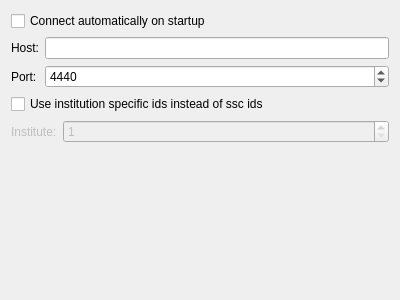
Qt form ssc/config/sscconfiguration.ui (KDE/simon) before a commit.
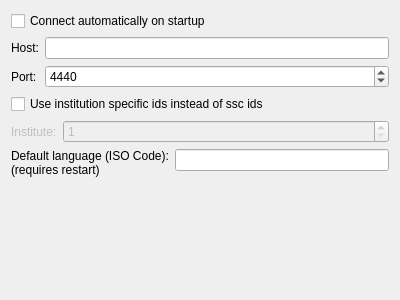
The same form after that commit. Custom widgets are drawn as their Qt base class.

Commit message: Making the default language configurable

Diff of the .ui file:
```diff
--- a/ssc/config/sscconfiguration.ui
+++ b/ssc/config/sscconfiguration.ui
@@ -95,6 +95,30 @@
      </item>
     </layout>
    </item>
+   <item>
+    <layout class="QFormLayout" name="formLayout_3">
+     <item row="0" column="0">
+      <widget class="QLabel" name="lbInstitute_2">
+       <property name="enabled">
+        <bool>true</bool>
+       </property>
+       <property name="text">
+        <string>Default language (ISO Code):
+(requires restart)</string>
+       </property>
+       <property name="wordWrap">
+        <bool>false</bool>
+       </property>
+       <property name="buddy">
+        <cstring>kcfg_Host</cstring>
+       </property>
+      </widget>
+     </item>
+     <item row="0" column="1">
+      <widget class="KLineEdit" name="kcfg_DefaultLanguage"/>
+     </item>
+    </layout>
+   </item>
    <item>
     <spacer name="verticalSpacer">
      <property name="orientation">
```
Left out of the diff: 16 changed lines with no effect on the pictures. The commit also changes 2 other files.
